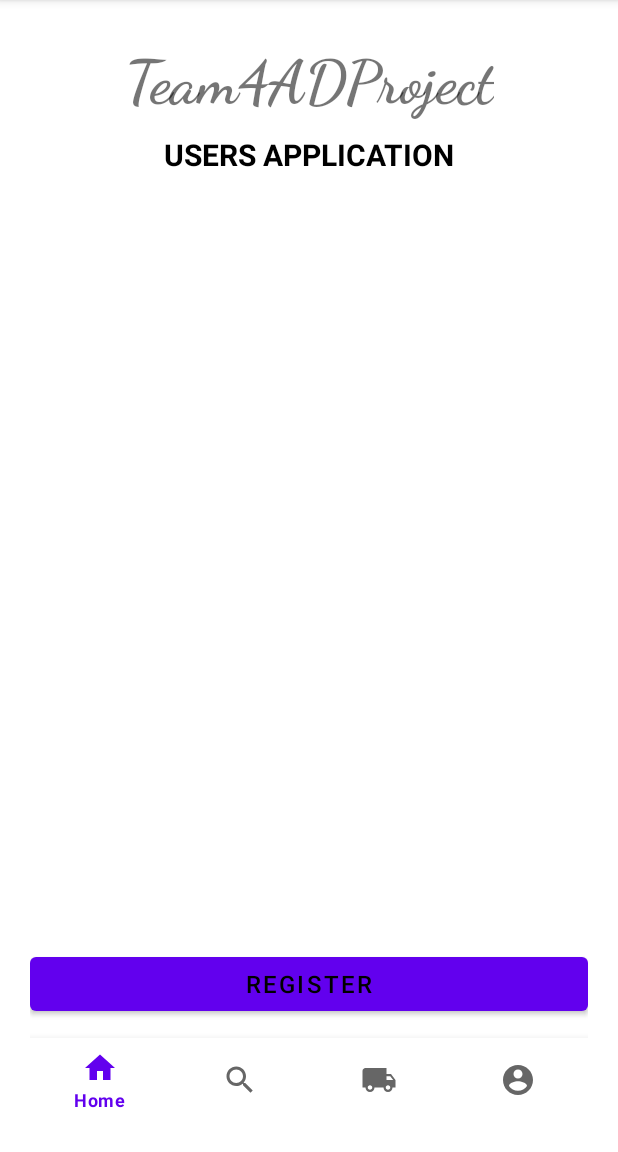
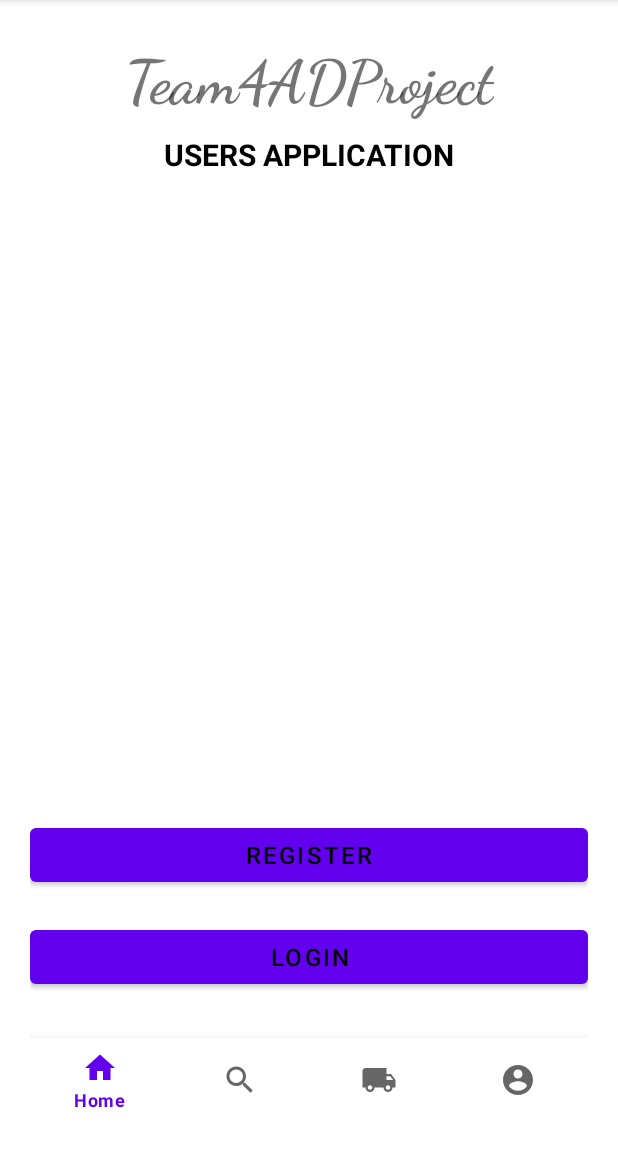
Before and after one commit to 93acy/ADProjTeam4Android, an Android app: the MainActivity screen opened directly, with no data from a screen before it, on a phone screen of 412 x 824 dp, the part 84-1236 px from its top. Run offline under Robolectric (Android 15) with nearby library versions, the phone set to English and light mode, and no system bars; network calls fail.

Commit message:
Linked the 2 Activities

```diff
--- a/app/build.gradle
+++ b/app/build.gradle
@@ -37,6 +37,7 @@ dependencies {
     implementation 'com.squareup.retrofit2:converter-gson:2.4.0'
     implementation 'com.squareup.okhttp3:okhttp:4.2.1'
     implementation 'org.jetbrains:annotations:15.0'
+    implementation 'org.jetbrains:annotations:15.0'
     testImplementation 'junit:junit:4.+'
     androidTestImplementation 'androidx.test.ext:junit:1.1.3'
     androidTestImplementation 'androidx.test.espresso:espresso-core:3.4.0'
--- a/app/src/main/java/com/example/adprojteam4/DashboardActivity.java
+++ b/app/src/main/java/com/example/adprojteam4/DashboardActivity.java
@@ -14,13 +14,14 @@ public class DashboardActivity extends AppCompatActivity {
         super.onCreate(savedInstanceState);
         setContentView(R.layout.activity_dashboard);
 
-        findViewById((R.id.nav_myAccount)).setOnClickListener(new View.OnClickListener(){
+        findViewById((R.id.nav_hawkerSearch)).setOnClickListener(new View.OnClickListener(){
             @Override
             public void onClick(View v) {
                 Intent intent =  new Intent(DashboardActivity.this, ViewHawkerListingActivity.class);
                 startActivity(intent);
             }
         });
+
 
         String welcomeText = "Welcome " + getIntent().getStringExtra("username") + "!";
         TextView tvWelcome = findViewById(R.id.tvWelcome);
--- a/app/src/main/res/layout/activity_main.xml
+++ b/app/src/main/res/layout/activity_main.xml
@@ -52,7 +52,8 @@
         android:text="LOGIN"
         android:textSize="16sp"
         android:textColor="@android:color/background_dark"
-        app:layout_constraintBottom_toBottomOf="parent"
+        app:layout_constraintBottom_toTopOf="@id/bottomNavbar"
+        android:layout_marginBottom="30dp"
         app:layout_constraintEnd_toEndOf="parent"
         app:layout_constraintHorizontal_bias="0.0"
         app:layout_constraintStart_toStartOf="parent" />
```
